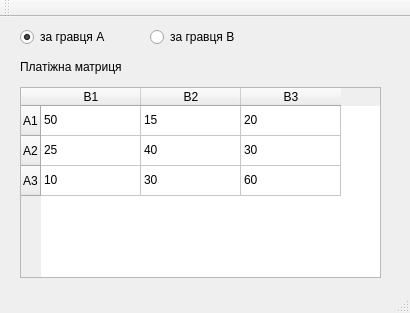
Qt form mainwindow.ui (aleax/matrix-game) before a commit.
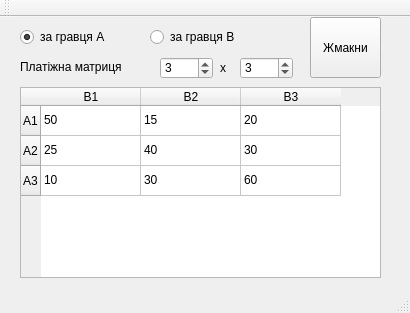
The same form after that commit.

The edit to the form file:
```diff
--- a/mainwindow.ui
+++ b/mainwindow.ui
@@ -10,6 +10,12 @@
     <height>313</height>
    </rect>
   </property>
+  <property name="sizePolicy">
+   <sizepolicy hsizetype="Fixed" vsizetype="Fixed">
+    <horstretch>0</horstretch>
+    <verstretch>0</verstretch>
+   </sizepolicy>
+  </property>
   <property name="windowTitle">
    <string>Matrix Game</string>
   </property>
@@ -104,7 +110,7 @@
      <rect>
       <x>20</x>
       <y>40</y>
-      <width>351</width>
+      <width>131</width>
       <height>20</height>
      </rect>
     </property>
@@ -141,6 +147,64 @@
      <string>за гравця B</string>
     </property>
    </widget>
+   <widget class="QSpinBox" name="spinBoxRows">
+    <property name="geometry">
+     <rect>
+      <x>160</x>
+      <y>40</y>
+      <width>53</width>
+      <height>22</height>
+     </rect>
+    </property>
+    <property name="minimum">
+     <number>1</number>
+    </property>
+    <property name="value">
+     <number>3</number>
+    </property>
+   </widget>
+   <widget class="QLabel" name="label_2">
+    <property name="geometry">
+     <rect>
+      <x>220</x>
+      <y>41</y>
+      <width>16</width>
+      <height>20</height>
+     </rect>
+    </property>
+    <property name="text">
+     <string>x</string>
+    </property>
+   </widget>
+   <widget class="QSpinBox" name="spinBoxColums">
+    <property name="geometry">
+     <rect>
+      <x>240</x>
+      <y>40</y>
+      <width>53</width>
+      <height>22</height>
+     </rect>
+    </property>
+    <property name="minimum">
+     <number>1</number>
+    </property>
+    <property name="value">
+     <number>3</number>
+    </property>
+   </widget>
+   <widget class="QPushButton" name="pushButton">
+    <property name="geometry">
+     <rect>
+      <x>310</x>
+      <y>0</y>
+      <width>71</width>
+      <height>61</height>
+     </rect>
+    </property>
+    <property name="text">
+     <string>Жмакни</string>
+    </property>
+   </widget>
   </widget>
   <widget class="QMenuBar" name="menuBar">
    <property name="geometry">
```
Left out of the diff: 39 changed lines with no effect on the pictures.
